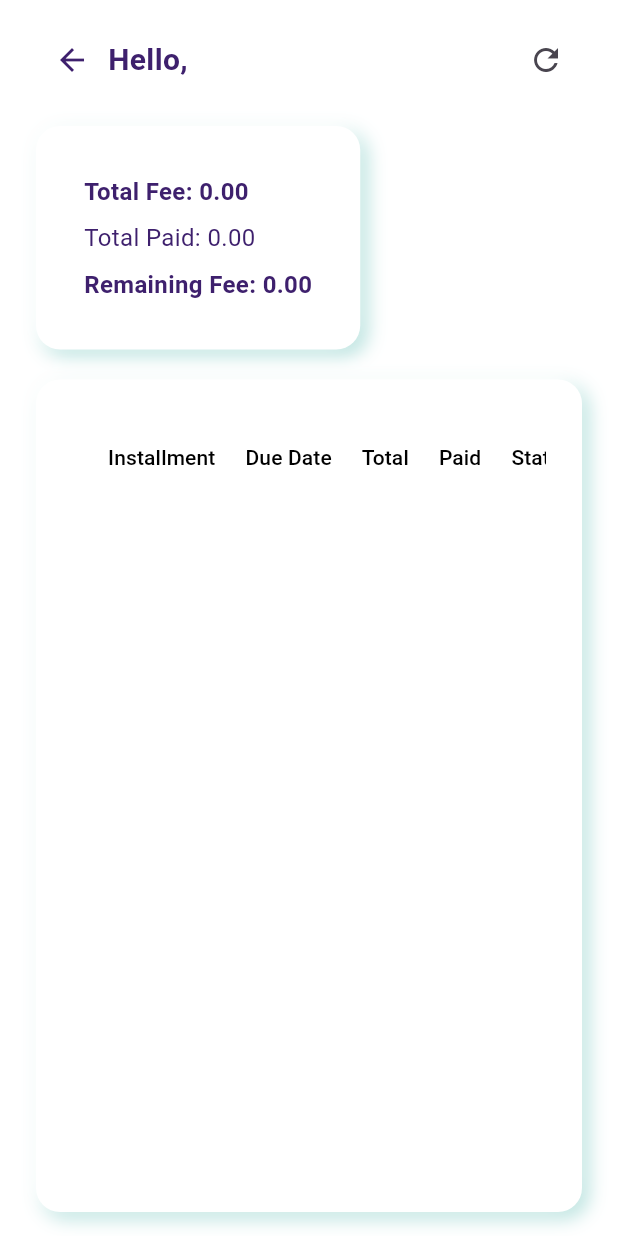
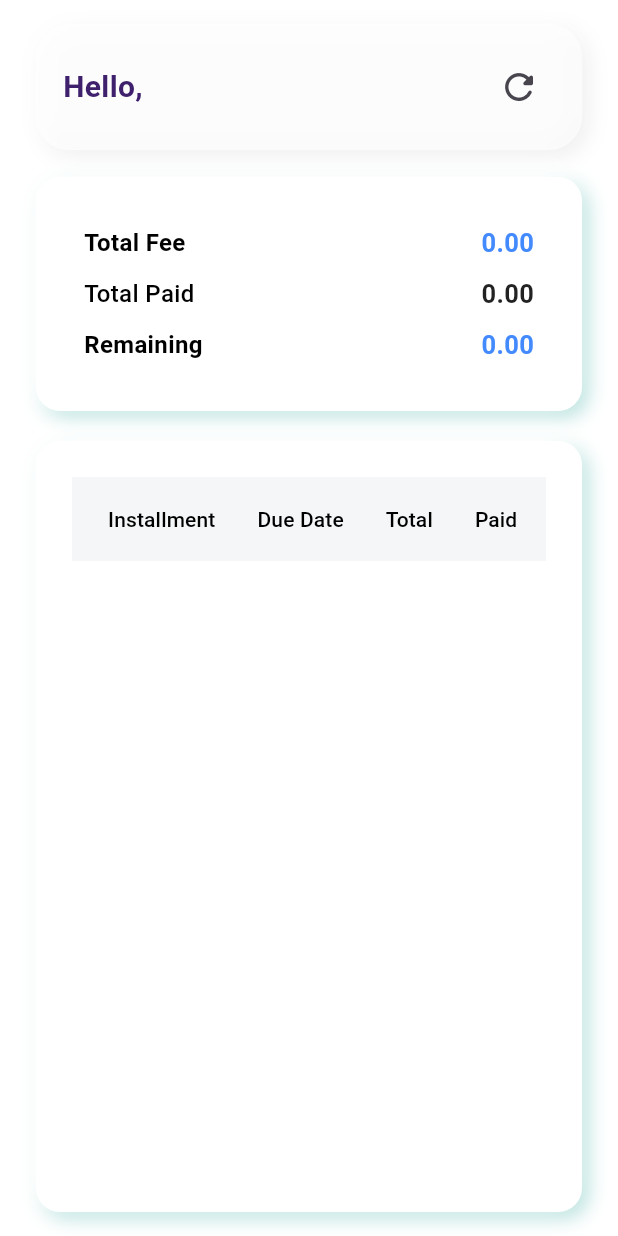
Before and after one commit to Affan1316/CAS-ELMS, a Flutter app: the StudentSideFeeDetailsScreen screen opened directly, on a phone screen of 412 x 824 dp. Run offline on Flutter 3.47's test engine with Material 3 defaults, Android fonts, the light colour scheme and no system bars; our stand-ins replace animate_do, animated_text_kit, badges, bloc, bounce, clay_containers and 26 more; missing offline and left inert: flutter_foreground_task, responsive_ui_kit, spring, time_config_checker, workmanager; accounts and stored records are empty.

Commit message:
added missing code for student side fee details page

```diff
--- a/lib/src/features/student_feature/presentation/pages/student_side_fee_details_screen .dart
+++ b/lib/src/features/student_feature/presentation/pages/student_side_fee_details_screen .dart
@@ -1,3 +1,5 @@
+import 'dart:ui';
+
 import 'package:flutter/material.dart';
 import 'package:flutter_bloc/flutter_bloc.dart';
 
@@ -26,13 +28,28 @@ class StudentSideFeeDetailsScreen extends StatefulWidget {
 }
 
 class _StudentSideFeeDetailsScreenState
-    extends State<StudentSideFeeDetailsScreen> {
+    extends State<StudentSideFeeDetailsScreen>
+    with TickerProviderStateMixin {
+  late AnimationController refreshController;
+
   @override
   void initState() {
     super.initState();
+
+    refreshController = AnimationController(
+      vsync: this,
+      duration: const Duration(milliseconds: 600),
+    );
+
     context.read<StudentFeatureBloc>().add(
       GetStudentSideFeeEvent(studentId: widget.studentId),
     );
+  }
+
+  @override
+  void dispose() {
+    refreshController.dispose();
+    super.dispose();
   }
 
   @override
@@ -42,19 +59,20 @@ class _StudentSideFeeDetailsScreenState
 
     return GradientBackground(
       child: Scaffold(
+        // backgroundColor: Colors.transparent,
         body: BlocBuilder<StudentFeatureBloc, StudentFeatureState>(
           builder: (context, state) {
-            // ========== LOADING ==========
+            // ---------- LOADING ----------
             if (state is StudentSideFeeLoadingState) {
               return const Center(child: CircularProgressIndicator());
             }
 
-            // ========== ERROR ==========
+            // ---------- ERROR ----------
             if (state is StudentFeeLoadFailureState) {
               return const Center(child: Text("Failed to load fee details."));
             }
 
-            // ========== SUCCESS ==========
+            // ---------- SUCCESS ----------
             if (state is StudentFeeLoadedState) {
               final student = state.student;
 
@@ -63,68 +81,127 @@ class _StudentSideFeeDetailsScreenState
                   child: Column(
                     crossAxisAlignment: CrossAxisAlignment.start,
                     children: [
-                      // ========== HEADER ==========
-                      ScreenHeader(
-                        title: "Hello, ${student.name}",
-                        trailing: IconButton(
+                      /// ---------------- HEADER (Floating Neu Container) ----------------
+                      Container(
+                        padding: const EdgeInsets.all(18),
+                        margin: const EdgeInsets.only(bottom: 18),
+                        decoration: BoxDecoration(
+                          borderRadius: BorderRadius.circular(22),
+                          color: Colors.white.withOpacity(0.6),
+                          boxShadow: [
+                            BoxShadow(
+                              color: Colors.black.withOpacity(0.07),
+                              offset: const Offset(4, 4),
+                              blurRadius: 12,
+                            ),
+                            BoxShadow(
+                              color: Colors.white.withOpacity(0.6),
+                              offset: const Offset(-4, -4),
+                              blurRadius: 12,
+                            ),
+                          ],
+                        ),
+                        child: Row(
+                          mainAxisAlignment: MainAxisAlignment.spaceBetween,
+                          children: [
+                            ResponsiveText(
+                              text: "Hello, ${student.name}",
+                              phoneSize: 20,
+                              tabletSize: 26,
+                              weight: FontWeight.bold,
+                            ),
+                            RotationTransition(
+                              turns: Tween(
+                                begin: 0.0,
+                                end: 1.0,
+                              ).animate(refreshController),
+                              child: IconButton(
+                                icon: const Icon(
+                                  Icons.refresh_rounded,
+                                  size: 28,
+                                ),
                                 onPressed: () {
+                                  refreshController.forward(from: 0);
                                   context.read<StudentFeatureBloc>().add(
                                     GetStudentSideFeeEvent(
                                       studentId: widget.studentId,
                                     ),
                                   );
                                 },
-                          icon: const Icon(Icons.refresh_sharp),
+                              ),
+                            ),
+                          ],
                         ),
                       ),
 
-                      const SizedBox(height: 20),
-
-                      // ========== FEE SUMMARY CARD ==========
-                      NeuCard(
+                      /// ---------------- FEE SUMMARY CARD ----------------
+                      TweenAnimationBuilder(
+                        tween: Tween<double>(begin: 0.9, end: 1),
+                        duration: const Duration(milliseconds: 300),
+                        curve: Curves.easeOut,
+                        builder: (context, scale, child) {
+                          return Transform.scale(scale: scale, child: child);
+                        },
+                        child: NeuCard(
                           child: Padding(
-                          padding: EdgeInsets.all(isTablet ? 28 : 20),
+                            padding: EdgeInsets.all(isTablet ? 30 : 20),
                             child: Column(
                               crossAxisAlignment: CrossAxisAlignment.start,
                               children: [
-                              ResponsiveText(
-                                text:
-                                    "Total Fee: ${currencyFormat.format(student.totalFee)}",
-                                phoneSize: 16,
-                                tabletSize: 20,
-                                weight: FontWeight.bold,
+                                _summaryRow(
+                                  "Total Fee",
+                                  student.totalFee,
+                                  currencyFormat,
+                                  highlight: true,
                                 ),
-                              const SizedBox(height: 8),
-                              ResponsiveText(
-                                text:
-                                    "Total Paid: ${currencyFormat.format(student.paidAmount)}",
-                                phoneSize: 16,
-                                tabletSize: 20,
+                                const SizedBox(height: 10),
+                                _summaryRow(
+                                  "Total Paid",
+                                  student.paidAmount,
+                                  currencyFormat,
                                 ),
-                              const SizedBox(height: 8),
-                              ResponsiveText(
-                                text:
-                                    "Remaining Fee: ${currencyFormat.format(student.totalFee - student.paidAmount)}",
-                                phoneSize: 16,
-                                tabletSize: 20,
-                                weight: FontWeight.bold,
+                                const SizedBox(height: 10),
+                                _summaryRow(
+                                  "Remaining",
+                                  student.totalFee - student.paidAmount,
+                                  currencyFormat,
+                                  highlight: true,
                                 ),
                               ],
+                            ),
                           ),
                         ),
                       ),
 
                       const SizedBox(height: 20),
 
-                      // ========== INSTALLMENTS TABLE ==========
+                      /// ---------------- INSTALLMENTS TABLE ----------------
                       Expanded(
                         child: NeuCard(
+                          // borderRadius: 26,
+                          // blur: 12,
+                          // distance: 3,
+                          // intensity: 0.13,
                           child: Padding(
                             padding: const EdgeInsets.all(12.0),
+
                             child: SingleChildScrollView(
+                              physics: const BouncingScrollPhysics(),
+                              scrollDirection: Axis.vertical,
+                              child: SingleChildScrollView(
+                                physics: const BouncingScrollPhysics(),
                                 scrollDirection: Axis.horizontal,
                                 child: DataTable(
-                                columnSpacing: isTablet ? 40 : 20,
+                                  headingRowColor: WidgetStatePropertyAll(
+                                    Colors.blueGrey.withOpacity(0.07),
+                                  ),
+                                  columnSpacing: isTablet ? 45 : 28,
+                                  dataRowHeight: 68,
+                                  border: TableBorder(
+                                    horizontalInside: BorderSide(
+                                      color: Colors.grey.withOpacity(0.15),
+                                    ),
+                                  ),
                                   columns: const [
                                     DataColumn(label: Text("Installment")),
                                     DataColumn(label: Text("Due Date")),
@@ -141,13 +218,13 @@ class _StudentSideFeeDetailsScreenState
                             ),
                           ),
                         ),
+                      ),
                     ],
                   ),
                 ),
               );
             }
 
-            // ========== UNEXPECTED STATE ==========
             return const SizedBox();
           },
         ),
@@ -155,7 +232,40 @@ class _StudentSideFeeDetailsScreenState
     );
   }
 
-  // -------- Installment Row Builder --------
+  /// ---------------------------------------------------------
+  /// SUMMARY ROW (Beautiful Neomorphic Typography)
+  /// ---------------------------------------------------------
+  Widget _summaryRow(
+    String label,
+    num amount,
+    NumberFormat format, {
+    bool highlight = false,
+  }) {
+    return Row(
+      mainAxisAlignment: MainAxisAlignment.spaceBetween,
+      children: [
+        Text(
+          label,
+          style: TextStyle(
+            fontSize: 16,
+            fontWeight: highlight ? FontWeight.bold : FontWeight.w500,
+          ),
+        ),
+        Text(
+          format.format(amount),
+          style: TextStyle(
+            fontSize: 17,
+            fontWeight: highlight ? FontWeight.bold : FontWeight.w600,
+            color: highlight ? Colors.blueAccent : Colors.black87,
+          ),
+        ),
+      ],
+    );
+  }
+
+  /// ---------------------------------------------------------
+  /// INSTALLMENT ROW (Status chip + clean layout)
+  /// ---------------------------------------------------------
   DataRow _buildRow(FeeInstallmentEntityClass installment) {
     final currencyFormat = NumberFormat.currency(locale: 'en_US', symbol: '');
 
@@ -172,9 +282,28 @@ class _StudentSideFeeDetailsScreenState
         DataCell(Text(currencyFormat.format(installment.totalAmount))),
         DataCell(Text(currencyFormat.format(installment.paidAmount))),
         DataCell(
-          Text(
+          Container(
+            padding: const EdgeInsets.symmetric(horizontal: 12, vertical: 6),
+            decoration: BoxDecoration(
+              color: statusColor.withOpacity(0.13),
+              borderRadius: BorderRadius.circular(18),
+              boxShadow: [
+                BoxShadow(
+                  color: Colors.black.withOpacity(0.06),
+                  offset: const Offset(2, 2),
+                  blurRadius: 5,
+                ),
+                BoxShadow(
+                  color: Colors.white.withOpacity(0.7),
+                  offset: const Offset(-2, -2),
+                  blurRadius: 5,
+                ),
+              ],
+            ),
+            child: Text(
               installment.status,
               style: TextStyle(fontWeight: FontWeight.bold, color: statusColor),
+            ),
           ),
         ),
       ],
--- a/lib/src/features/student_feature/presentation/widgets/buildQuickActions.dart
+++ b/lib/src/features/student_feature/presentation/widgets/buildQuickActions.dart
@@ -8,7 +8,7 @@ import 'package:lucide_icons_flutter/lucide_icons.dart';
 
 import '../../../my_student_attendence/presentation/student_adentence_page.dart';
 
-Widget buildQuickActions(String studentName, String section) {
+Widget buildQuickActions(String studentName, String section, String studentId) {
   final List<Map<String, dynamic>> studentFeatures = [
     {
       'title': 'My Assignments',
```
Also changed, not shown: pubspec.lock. Lines whose indentation alone changed are shown as unchanged.
